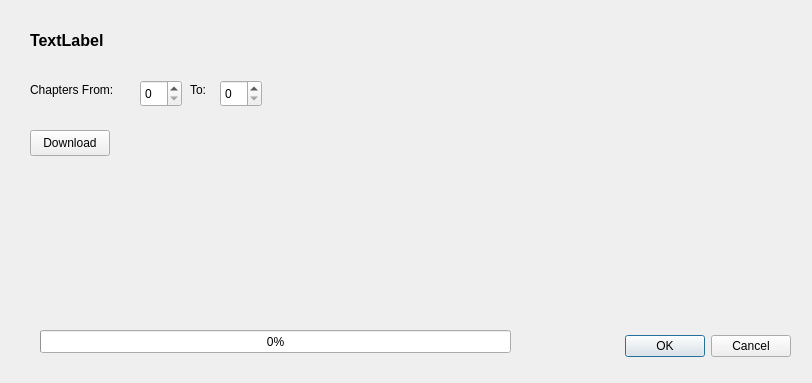
Before: the Qt Designer form downloadpopup.ui in emrgncr/manga-download-tool, drawn with Qt 5.
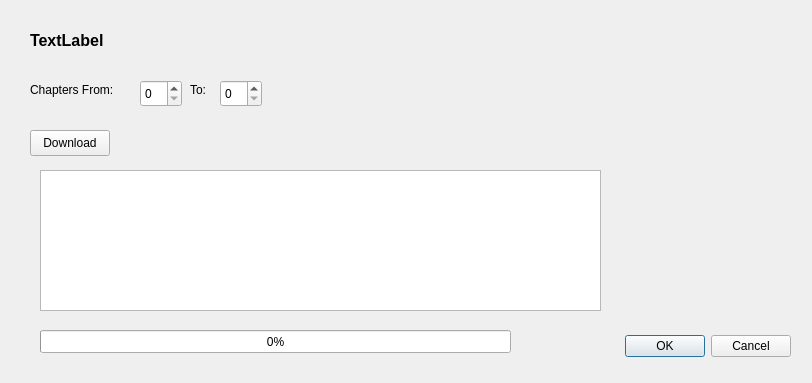
After: the same form once the commit is applied.

Diff of the .ui file:
```diff
--- a/downloadpopup.ui
+++ b/downloadpopup.ui
@@ -133,6 +133,16 @@
     <number>0</number>
    </property>
   </widget>
+  <widget class="QTextBrowser" name="textBrowser">
+   <property name="geometry">
+    <rect>
+     <x>40</x>
+     <y>170</y>
+     <width>561</width>
+     <height>141</height>
+    </rect>
+   </property>
+  </widget>
  </widget>
  <resources/>
  <connections>
```
